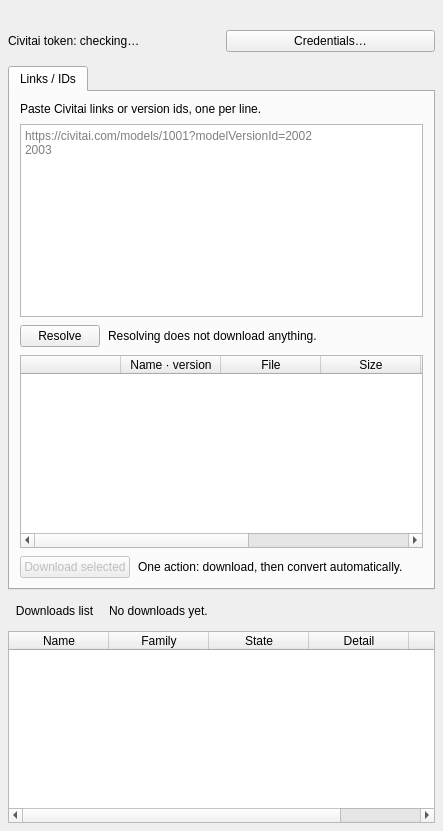
The window that src/dtflow/ui/forms/downloads_page.ui (djebaz/dtflow) describes before a commit, drawn with Qt 5.
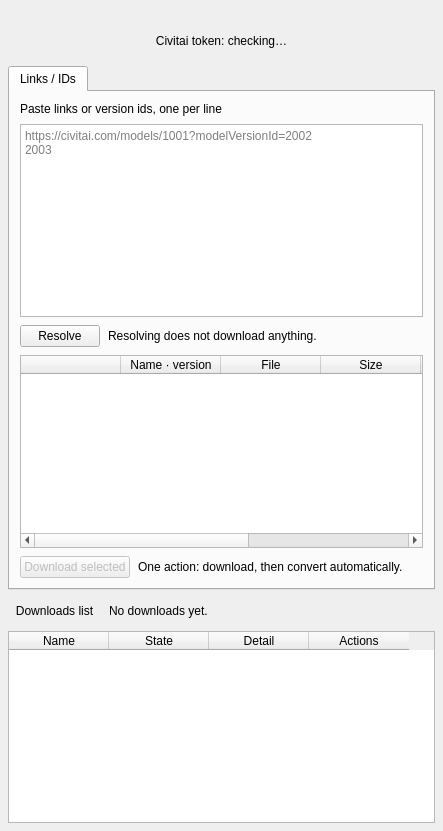
The same window after the commit.

Commit message:
Bring the Links tab and the downloads list in line with the mockups
The list has the design's Name, State, Detail and Actions columns, a thin
transfer bar with percent, megabytes and MB/s, the status colours and the
designed wording. Resolve is a primary button, Ready is green and the
token chip opens the credentials card.

Diff of the .ui file:
```diff
--- a/src/dtflow/ui/forms/downloads_page.ui
+++ b/src/dtflow/ui/forms/downloads_page.ui
@@ -17,13 +17,11 @@
     <layout class="QHBoxLayout" name="downloadsTokenBarLayout"><property name="spacing"><number>8</number></property>
      <property name="leftMargin"><number>0</number></property><property name="topMargin"><number>0</number></property>
      <property name="rightMargin"><number>0</number></property><property name="bottomMargin"><number>4</number></property>
-     <item><widget class="QLabel" name="downloadsTokenLabel">
+     <item><widget class="QPushButton" name="downloadsTokenLabel">
       <property name="text"><string>Civitai token: checking…</string></property>
       <property name="state" stdset="0"><string>neutral</string></property>
-      <property name="accessibleName"><string>Civitai token status</string></property>
-     </widget></item>
-     <item><widget class="QPushButton" name="downloadsCredentialsButton">
-      <property name="text"><string>Credentials…</string></property>
+      <property name="flat"><bool>true</bool></property>
+      <property name="accessibleName"><string>Civitai token status, opens Download credentials</string></property>
       <property name="toolTip"><string>Open the Download credentials card on the Connection page.</string></property>
      </widget></item>
     </layout>
@@ -37,7 +35,7 @@
       <property name="leftMargin"><number>10</number></property><property name="topMargin"><number>10</number></property>
       <property name="rightMargin"><number>10</number></property><property name="bottomMargin"><number>10</number></property>
       <item><widget class="QLabel" name="linksHint">
-       <property name="text"><string>Paste Civitai links or version ids, one per line.</string></property>
+       <property name="text"><string>Paste links or version ids, one per line</string></property>
        <property name="role" stdset="0"><string>secondary</string></property>
       </widget></item>
       <item><widget class="QPlainTextEdit" name="linksEdit">
@@ -116,9 +114,8 @@
     <property name="editTriggers"><set>QAbstractItemView::NoEditTriggers</set></property>
     <property name="showGrid"><bool>false</bool></property>
     <property name="wordWrap"><bool>false</bool></property>
-    <property name="columnCount"><number>5</number></property>
+    <property name="columnCount"><number>4</number></property>
     <column><property name="text"><string>Name</string></property></column>
-    <column><property name="text"><string>Family</string></property></column>
     <column><property name="text"><string>State</string></property></column>
     <column><property name="text"><string>Detail</string></property></column>
     <column><property name="text"><string>Actions</string></property></column>
```
Left out of the diff: 1 changed line with no effect on the pictures. The commit also changes 3 other files.
